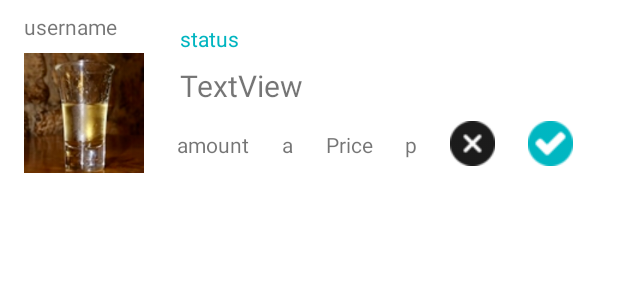
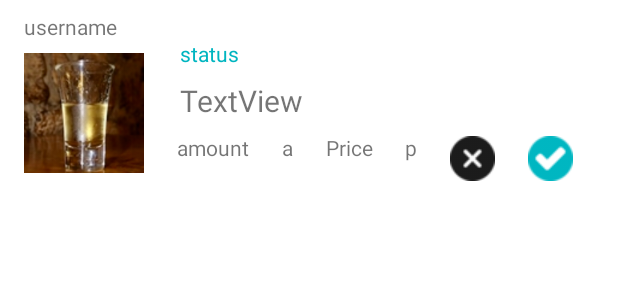
Before and after one commit to ElekesRebeka/Bazaar, an Android app: the layout order_item_layout.xml on its own in the app's theme, with its tools: preview values and no code run, on a phone screen of 412 x 824 dp. Shown: the top 300 px of the screen. Run offline under Robolectric (Android 15) with nearby library versions, the phone set to English and light mode, and no system bars.

Commit message:
Order list errors fixed

```diff
--- a/app/src/main/java/com/example/bazaar/viewmodels/OrdersListViewModel.kt
+++ b/app/src/main/java/com/example/bazaar/viewmodels/OrdersListViewModel.kt
@@ -13,7 +13,7 @@ class OrdersListViewModel (private val repository: Repository) : ViewModel() {
     var orders: MutableLiveData<List<Order>> = MutableLiveData()
 
     init{
-        //Log.d("xxx", "OrdersListViewModel constructor - Token: ${MyApplication.token}")
+        Log.d("xxx", "OrdersListViewModel constructor - Token: ${MyApplication.token}")
         getOrders()
     }
 
--- a/app/src/main/res/layout/order_item_layout.xml
+++ b/app/src/main/res/layout/order_item_layout.xml
@@ -41,7 +41,7 @@
         android:layout_width="wrap_content"
         android:layout_height="wrap_content"
         android:layout_marginStart="24dp"
-        android:layout_marginTop="16dp"
+        android:layout_marginTop="26dp"
         android:text="status"
         android:textColor="#00B5C0"
         app:layout_constraintEnd_toEndOf="parent"
@@ -66,7 +66,7 @@
         android:id="@+id/amount"
         android:layout_width="wrap_content"
         android:layout_height="wrap_content"
-        android:layout_marginTop="16dp"
+        android:layout_marginTop="8dp"
         android:text="amount"
         app:layout_constraintEnd_toStartOf="@+id/amountInfo"
         app:layout_constraintHorizontal_bias="0.0"
@@ -77,7 +77,7 @@
         android:id="@+id/amountInfo"
         android:layout_width="wrap_content"
         android:layout_height="wrap_content"
-        android:layout_marginTop="16dp"
+        android:layout_marginTop="8dp"
         android:text="a"
         app:layout_constraintEnd_toStartOf="@+id/price"
         app:layout_constraintStart_toEndOf="@+id/amount"
@@ -87,7 +87,7 @@
         android:id="@+id/price"
         android:layout_width="wrap_content"
         android:layout_height="wrap_content"
-        android:layout_marginTop="16dp"
+        android:layout_marginTop="8dp"
         android:text="Price"
         app:layout_constraintEnd_toStartOf="@+id/priceInfo"
         app:layout_constraintStart_toEndOf="@+id/amountInfo"
@@ -97,7 +97,7 @@
         android:id="@+id/priceInfo"
         android:layout_width="wrap_content"
         android:layout_height="wrap_content"
-        android:layout_marginTop="16dp"
+        android:layout_marginTop="8dp"
         android:text="p"
         app:layout_constraintEnd_toStartOf="@+id/imageButton4"
         app:layout_constraintStart_toEndOf="@+id/price"
```
Also changed, not shown: app/src/main/java/com/example/bazaar/adapters/DataAdapterForOrders.kt (+11 -11 lines), app/src/main/java/com/example/bazaar/model/Order.kt (+11 -4 lines).
